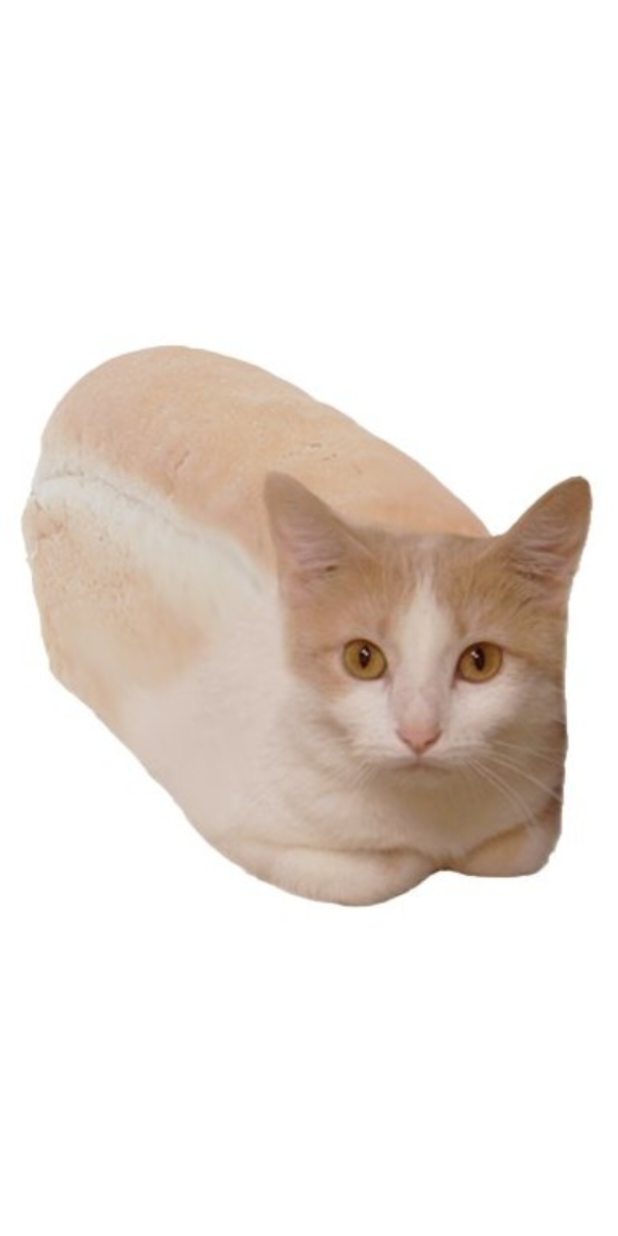
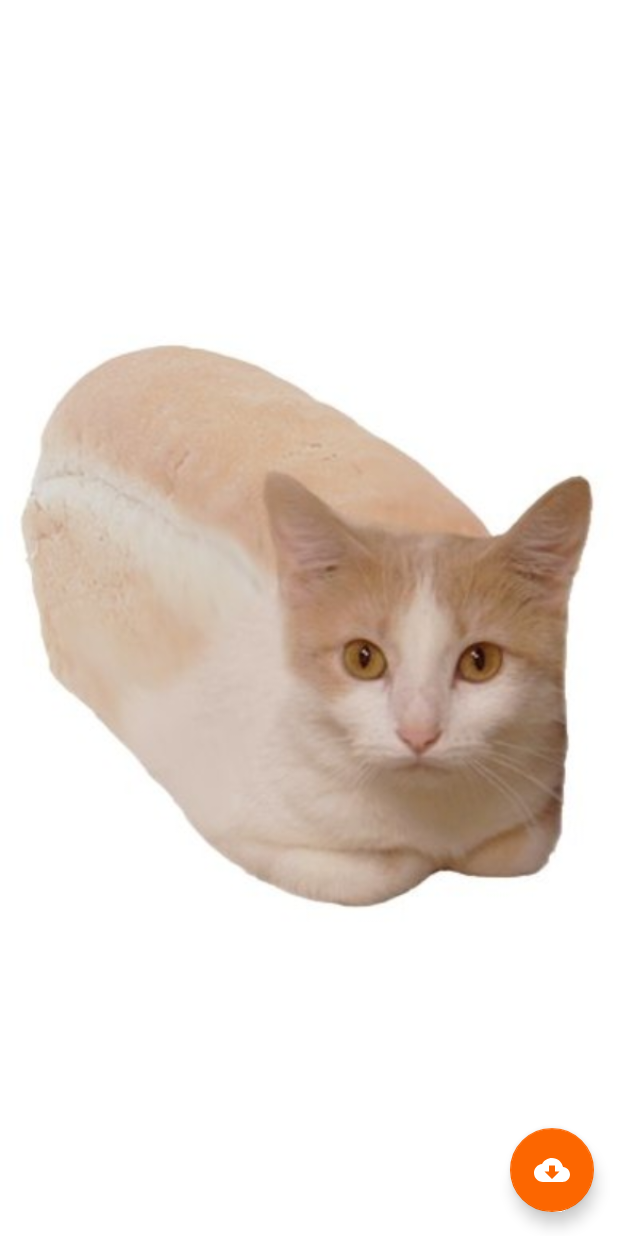
Before and after one commit to BeM0re/KODE_test, an Android app: the layout fragment_fullscreen.xml on its own in the app's theme, with its tools: preview values and no code run, on a phone screen of 412 x 824 dp. Run offline under Robolectric (Android 15) with nearby library versions, the phone set to English and light mode, and no system bars; network calls fail.

Commit message:
add fullscreen fragment w/o downloading

```diff
--- /dev/null
+++ b/app/src/main/res/drawable/arrow_down_white_24.xml
@@ -0,0 +1,5 @@
+<vector android:height="24dp" android:tint="#FFFFFF"
+    android:viewportHeight="24" android:viewportWidth="24"
+    android:width="24dp" xmlns:android="http://schemas.android.com/apk/res/android">
+    <path android:fillColor="@android:color/white" android:pathData="M16,13h-3V3h-2v10H8l4,4 4,-4zM4,19v2h16v-2H4z"/>
+</vector>
--- /dev/null
+++ b/app/src/main/res/drawable/ic_baseline_cloud_download_24.xml
@@ -0,0 +1,5 @@
+<vector android:height="24dp" android:tint="#FFFFFF"
+    android:viewportHeight="24" android:viewportWidth="24"
+    android:width="24dp" xmlns:android="http://schemas.android.com/apk/res/android">
+    <path android:fillColor="@android:color/white" android:pathData="M19.35,10.04C18.67,6.59 15.64,4 12,4 9.11,4 6.6,5.64 5.35,8.04 2.34,8.36 0,10.91 0,14c0,3.31 2.69,6 6,6h13c2.76,0 5,-2.24 5,-5 0,-2.64 -2.05,-4.78 -4.65,-4.96zM17,13l-5,5 -5,-5h3V9h4v4h3z"/>
+</vector>
--- a/app/src/main/res/layout/fragment_fullscreen.xml
+++ b/app/src/main/res/layout/fragment_fullscreen.xml
@@ -1,12 +1,26 @@
 <?xml version="1.0" encoding="utf-8"?>
 <androidx.constraintlayout.widget.ConstraintLayout
-    xmlns:android="http://schemas.android.com/apk/res/android" android:layout_width="match_parent"
+    xmlns:android="http://schemas.android.com/apk/res/android"
+    xmlns:app="http://schemas.android.com/apk/res-auto"
+    android:layout_width="match_parent"
     android:layout_height="match_parent">
 
     <ImageView
+        android:id="@+id/iv_fullscreen_photo"
         android:layout_width="match_parent"
         android:layout_height="match_parent"
         android:src="@drawable/im_splash"
         />
 
+    <com.google.android.material.floatingactionbutton.FloatingActionButton
+        android:layout_width="wrap_content"
+        android:layout_height="wrap_content"
+        android:layout_marginEnd="@dimen/spacing_normal_16"
+        android:layout_marginBottom="@dimen/spacing_normal_16"
+        app:layout_constraintBottom_toBottomOf="parent"
+        app:layout_constraintEnd_toEndOf="parent"
+        app:backgroundTint="@color/color_accent"
+        android:src="@drawable/ic_baseline_cloud_download_24"
+        app:tint="@android:color/white"/>
+
 </androidx.constraintlayout.widget.ConstraintLayout>
```
Also changed, not shown: app/src/main/java/ru/be_more/kode_test/presentation/fullscreen/FullscreenFragment.kt (+32 -0 lines), app/src/main/res/drawable/arrow_down_24.xml (added, +10 -0 lines).
